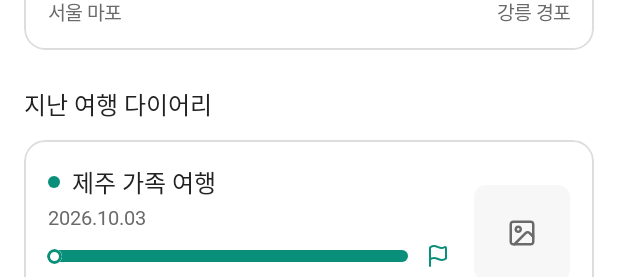
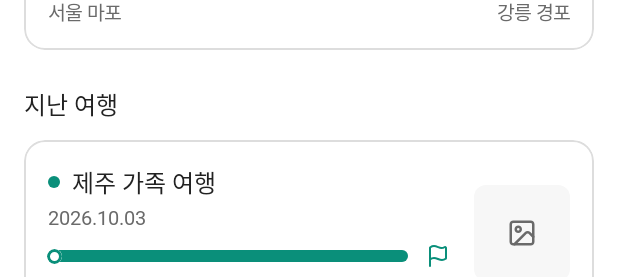
Before and after one commit to hyundai-app-devchallenge/drive-diary, an Android app built with Jetpack Compose: the @Preview function Preview_R01_live, on a phone screen of 412 x 824 dp. Shown: the part 721-998 px from the top of the screen. Run offline under Robolectric (Android 15) with nearby library versions, the phone set to English and light mode, and no system bars; Roboto replaces fonts that are not available here.

Commit message:
feat: 기록 목록 제목을 '지난 여행'으로 바꾸고 다이어리 상단 글자 삭제

```diff
--- a/app/src/main/java/com/dongbantest/app/ui/v3/screens/DiaryScreens.kt
+++ b/app/src/main/java/com/dongbantest/app/ui/v3/screens/DiaryScreens.kt
@@ -214,7 +214,6 @@ data class DiaryUiState(
     val record: TripRecordUi = Sample.GANGNEUNG,
     /** 정차 중이지만 여행이 아직 진행 중(P02 이어서 열기 뒤): 머리줄에 정차 아이콘 + 작은 녹음 칩, 편집 숨김 */
     val live: Boolean = false,
-    val title: String = "다이어리",
     val edit: String = "편집",
     val next: String = "다음 장",
     val peopleLabel: String = "함께한 사람",
@@ -271,7 +270,6 @@ private fun DiaryTopBar(state: DiaryUiState, onBack: () -> Unit, onNextPage: ()
     TopBarFrame {
         Row(Modifier.weight(1f), verticalAlignment = Alignment.CenterVertically, horizontalArrangement = Arrangement.spacedBy(Spacing.xs)) {
             CircleIconButton(DbIcons.ArrowLeft, "뒤로", onBack)
-            Text(state.title, style = DbTheme.type.title, color = c.ink, modifier = Modifier.semantics { heading() })
         }
         Row(verticalAlignment = Alignment.CenterVertically, horizontalArrangement = Arrangement.spacedBy(if (state.live) Spacing.xs else Spacing.s2xs)) {
             if (state.live) {
@@ -389,7 +387,7 @@ data class RecordMapUiState(
     val title: String = "기록",
     val subtitle: String = "함께 달린 길 3개",
     val subtitleLive: String = "함께 달린 길 2개, 지금 달리는 길 1개",
-    val listTitle: String = "지난 여행 다이어리",
+    val listTitle: String = "지난 여행",
     val liveDate: String = "지금 여행 중",
     val liveOpen: String = "여행 화면으로",
     val savedChip: String = "기록 3개 저장됨",
```
